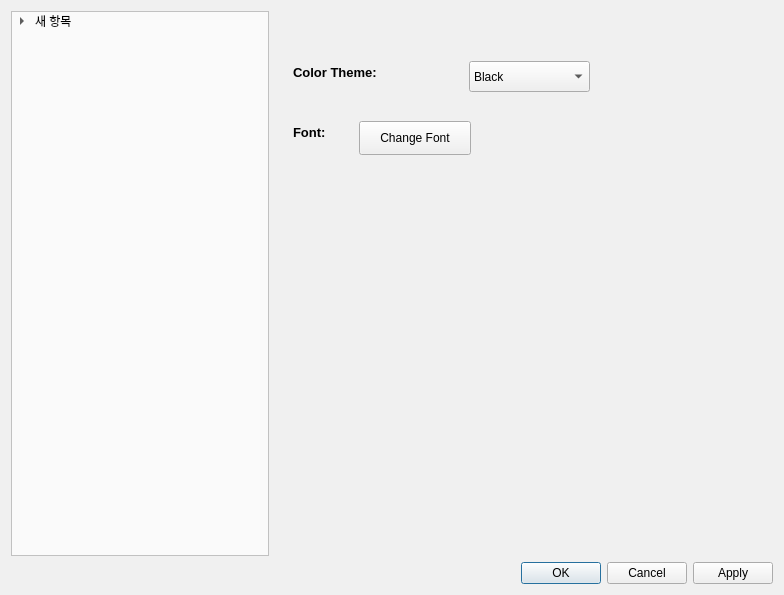
The window that Setting.ui (gkswlsdbal/Data-Visualization) describes before a commit, drawn with Qt 5.
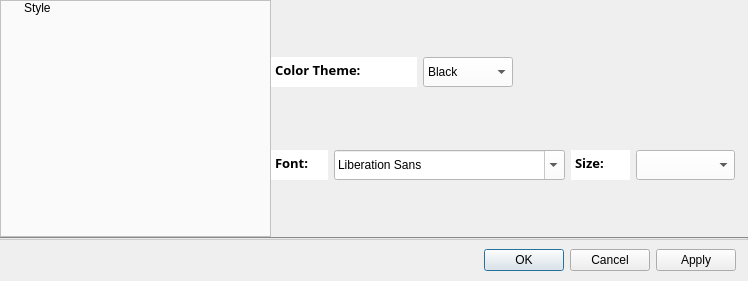
The same window after the commit.

```diff
--- a/Setting.ui
+++ b/Setting.ui
@@ -6,19 +6,48 @@
    <rect>
     <x>0</x>
     <y>0</y>
-    <width>784</width>
-    <height>595</height>
+    <width>748</width>
+    <height>281</height>
    </rect>
   </property>
   <property name="windowTitle">
    <string>Dialog</string>
   </property>
   <property name="styleSheet">
-   <string notr="true">background-color: rgb(240, 240, 240);</string>
+   <string notr="true"/>
   </property>
   <layout class="QGridLayout" name="gridLayout">
-   <item row="1" column="0">
+   <property name="leftMargin">
+    <number>0</number>
+   </property>
+   <property name="topMargin">
+    <number>0</number>
+   </property>
+   <property name="rightMargin">
+    <number>0</number>
+   </property>
+   <property name="bottomMargin">
+    <number>10</number>
+   </property>
+   <property name="horizontalSpacing">
+    <number>10</number>
+   </property>
+   <property name="verticalSpacing">
+    <number>9</number>
+   </property>
+   <item row="5" column="0">
+    <layout class="QVBoxLayout" name="buttonBoxLayout">
+     <property name="topMargin">
+      <number>0</number>
+     </property>
+     <property name="rightMargin">
+      <number>12</number>
+     </property>
+     <item>
     <widget class="QDialogButtonBox" name="buttonBox">
+       <property name="styleSheet">
+        <string notr="true"/>
+       </property>
      <property name="orientation">
       <enum>Qt::Horizontal</enum>
      </property>
@@ -27,8 +56,24 @@
      </property>
     </widget>
    </item>
-   <item row="0" column="0">
+    </layout>
+   </item>
+   <item row="1" column="0">
+    <layout class="QVBoxLayout" name="topLayout">
+     <property name="spacing">
+      <number>0</number>
+     </property>
+     <item>
     <widget class="QSplitter" name="splitter">
+       <property name="minimumSize">
+        <size>
+         <width>0</width>
+         <height>0</height>
+        </size>
+       </property>
+       <property name="styleSheet">
+        <string notr="true"/>
+       </property>
      <property name="lineWidth">
       <number>1</number>
      </property>
@@ -64,86 +109,41 @@
       </column>
       <item>
        <property name="text">
-        <string>새 항목</string>
-       </property>
-       <item>
-        <property name="text">
-         <string>Color theme</string>
-        </property>
-       </item>
-       <item>
-        <property name="text">
-         <string>CleanWidget</string>
-        </property>
-       </item>
-       <item>
-        <property name="text">
-         <string>AddOtherThings</string>
-        </property>
-       </item>
+          <string>Style</string>
+         </property>
       </item>
      </widget>
      <widget class="QWidget" name="setWidget" native="true">
       <property name="minimumSize">
        <size>
-        <width>500</width>
+          <width>350</width>
         <height>0</height>
        </size>
       </property>
       <property name="styleSheet">
-       <string notr="true">background-color: rgb(240, 240, 240);</string>
-      </property>
-      <widget class="QTextEdit" name="fontText">
-       <property name="geometry">
-        <rect>
-         <x>20</x>
-         <y>110</y>
-         <width>61</width>
-         <height>31</height>
-        </rect>
-       </property>
-       <property name="font">
-        <font>
-         <weight>75</weight>
-         <bold>true</bold>
-        </font>
-       </property>
-       <property name="frameShape">
-        <enum>QFrame::NoFrame</enum>
-       </property>
-       <property name="frameShadow">
-        <enum>QFrame::Sunken</enum>
-       </property>
-       <property name="verticalScrollBarPolicy">
-        <enum>Qt::ScrollBarAlwaysOff</enum>
-       </property>
-       <property name="horizontalScrollBarPolicy">
-        <enum>Qt::ScrollBarAlwaysOff</enum>
-       </property>
-       <property name="html">
-        <string>&lt;!DOCTYPE HTML PUBLIC &quot;-//W3C//DTD HTML 4.0//EN&quot; &quot;http://www.w3.org/TR/REC-html40/strict.dtd&quot;&gt;
-&lt;html&gt;&lt;head&gt;&lt;meta name=&quot;qrichtext&quot; content=&quot;1&quot; /&gt;&lt;style type=&quot;text/css&quot;&gt;
-p, li { white-space: pre-wrap; }
-&lt;/style&gt;&lt;/head&gt;&lt;body style=&quot; font-family:'Gulim'; font-size:9pt; font-weight:600; font-style:normal;&quot;&gt;
-&lt;p style=&quot; margin-top:0px; margin-bottom:0px; margin-left:0px; margin-right:0px; -qt-block-indent:0; text-indent:0px;&quot;&gt;&lt;span style=&quot; font-size:10pt;&quot;&gt;Font:&lt;/span&gt;&lt;/p&gt;&lt;/body&gt;&lt;/html&gt;</string>
-       </property>
-       <property name="textInteractionFlags">
-        <set>Qt::NoTextInteraction</set>
-       </property>
-      </widget>
+         <string notr="true"/>
+        </property>
+        <layout class="QVBoxLayout" name="verticalLayout_6">
+         <item>
+          <layout class="QHBoxLayout" name="colorLayout">
+           <property name="rightMargin">
+            <number>235</number>
+           </property>
+           <item>
       <widget class="QTextEdit" name="colorThemeText">
-       <property name="geometry">
-        <rect>
-         <x>20</x>
-         <y>50</y>
-         <width>171</width>
-         <height>31</height>
-        </rect>
+             <property name="maximumSize">
+              <size>
+               <width>146</width>
+               <height>30</height>
+              </size>
        </property>
        <property name="font">
         <font>
-         <weight>75</weight>
-         <bold>true</bold>
+               <family>맑은 고딕</family>
+               <pointsize>10</pointsize>
+               <weight>50</weight>
+               <italic>false</italic>
+               <bold>false</bold>
         </font>
        </property>
        <property name="frameShape">
@@ -162,21 +162,25 @@
         <string>&lt;!DOCTYPE HTML PUBLIC &quot;-//W3C//DTD HTML 4.0//EN&quot; &quot;http://www.w3.org/TR/REC-html40/strict.dtd&quot;&gt;
 &lt;html&gt;&lt;head&gt;&lt;meta name=&quot;qrichtext&quot; content=&quot;1&quot; /&gt;&lt;style type=&quot;text/css&quot;&gt;
 p, li { white-space: pre-wrap; }
-&lt;/style&gt;&lt;/head&gt;&lt;body style=&quot; font-family:'Gulim'; font-size:9pt; font-weight:600; font-style:normal;&quot;&gt;
-&lt;p style=&quot; margin-top:0px; margin-bottom:0px; margin-left:0px; margin-right:0px; -qt-block-indent:0; text-indent:0px;&quot;&gt;&lt;span style=&quot; font-size:10pt;&quot;&gt;Color Theme:&lt;/span&gt;&lt;/p&gt;&lt;/body&gt;&lt;/html&gt;</string>
+&lt;/style&gt;&lt;/head&gt;&lt;body style=&quot; font-family:'맑은 고딕'; font-size:10pt; font-weight:400; font-style:normal;&quot;&gt;
+&lt;p style=&quot; margin-top:0px; margin-bottom:0px; margin-left:0px; margin-right:0px; -qt-block-indent:0; text-indent:0px;&quot;&gt;&lt;span style=&quot; font-family:'Gulim'; font-weight:600;&quot;&gt;Color Theme:&lt;/span&gt;&lt;/p&gt;&lt;/body&gt;&lt;/html&gt;</string>
        </property>
        <property name="textInteractionFlags">
         <set>Qt::NoTextInteraction</set>
        </property>
       </widget>
+           </item>
+           <item>
       <widget class="QComboBox" name="bgcCombo">
-       <property name="geometry">
-        <rect>
-         <x>200</x>
-         <y>50</y>
-         <width>121</width>
-         <height>31</height>
-        </rect>
+             <property name="maximumSize">
+              <size>
+               <width>100</width>
+               <height>30</height>
+              </size>
+             </property>
+             <property name="styleSheet">
+              <string notr="true">background-color: rgb(255, 255, 255);
+color: rgb(0, 0, 0);</string>
        </property>
        <property name="currentText">
         <string>Black</string>
@@ -202,27 +206,153 @@
         </property>
        </item>
       </widget>
-      <widget class="QPushButton" name="fontBtn">
-       <property name="geometry">
-        <rect>
-         <x>90</x>
-         <y>110</y>
-         <width>112</width>
-         <height>34</height>
-        </rect>
-       </property>
-       <property name="sizePolicy">
-        <sizepolicy hsizetype="Preferred" vsizetype="Preferred">
-         <horstretch>0</horstretch>
-         <verstretch>0</verstretch>
-        </sizepolicy>
-       </property>
-       <property name="text">
-        <string>Change Font</string>
-       </property>
-      </widget>
-     </widget>
-    </widget>
+           </item>
+          </layout>
+         </item>
+         <item>
+          <layout class="QHBoxLayout" name="fontLayout">
+           <property name="rightMargin">
+            <number>13</number>
+           </property>
+           <item>
+            <widget class="QTextEdit" name="fontText">
+             <property name="maximumSize">
+              <size>
+               <width>57</width>
+               <height>30</height>
+              </size>
+             </property>
+             <property name="font">
+              <font>
+               <family>맑은 고딕</family>
+               <pointsize>10</pointsize>
+               <weight>50</weight>
+               <italic>false</italic>
+               <bold>false</bold>
+              </font>
+             </property>
+             <property name="frameShape">
+              <enum>QFrame::NoFrame</enum>
+             </property>
+             <property name="frameShadow">
+              <enum>QFrame::Sunken</enum>
+             </property>
+             <property name="verticalScrollBarPolicy">
+              <enum>Qt::ScrollBarAlwaysOff</enum>
+             </property>
+             <property name="horizontalScrollBarPolicy">
+              <enum>Qt::ScrollBarAlwaysOff</enum>
+             </property>
+             <property name="html">
+              <string>&lt;!DOCTYPE HTML PUBLIC &quot;-//W3C//DTD HTML 4.0//EN&quot; &quot;http://www.w3.org/TR/REC-html40/strict.dtd&quot;&gt;
+&lt;html&gt;&lt;head&gt;&lt;meta name=&quot;qrichtext&quot; content=&quot;1&quot; /&gt;&lt;style type=&quot;text/css&quot;&gt;
+p, li { white-space: pre-wrap; }
+&lt;/style&gt;&lt;/head&gt;&lt;body style=&quot; font-family:'맑은 고딕'; font-size:10pt; font-weight:400; font-style:normal;&quot;&gt;
+&lt;p style=&quot; margin-top:0px; margin-bottom:0px; margin-left:0px; margin-right:0px; -qt-block-indent:0; text-indent:0px;&quot;&gt;&lt;span style=&quot; font-family:'Gulim'; font-weight:600;&quot;&gt;Font:&lt;/span&gt;&lt;/p&gt;&lt;/body&gt;&lt;/html&gt;</string>
+             </property>
+             <property name="textInteractionFlags">
+              <set>Qt::NoTextInteraction</set>
+             </property>
+            </widget>
+           </item>
+           <item>
+            <widget class="QFontComboBox" name="fontCombo">
+             <property name="maximumSize">
+              <size>
+               <width>300</width>
+               <height>30</height>
+              </size>
+             </property>
+             <property name="styleSheet">
+              <string notr="true">background-color: rgb(255, 255, 255);
+color: rgb(0, 0, 0);</string>
+             </property>
+            </widget>
+           </item>
+           <item>
+            <widget class="QTextEdit" name="sizeText">
+             <property name="minimumSize">
+              <size>
+               <width>0</width>
+               <height>0</height>
+              </size>
+             </property>
+             <property name="maximumSize">
+              <size>
+               <width>59</width>
+               <height>30</height>
+              </size>
+             </property>
+             <property name="font">
+              <font>
+               <family>맑은 고딕</family>
+               <pointsize>10</pointsize>
+               <weight>50</weight>
+               <italic>false</italic>
+               <bold>false</bold>
+              </font>
+             </property>
+             <property name="frameShape">
+              <enum>QFrame::NoFrame</enum>
+             </property>
+             <property name="frameShadow">
+              <enum>QFrame::Sunken</enum>
+             </property>
+             <property name="verticalScrollBarPolicy">
+              <enum>Qt::ScrollBarAlwaysOff</enum>
+             </property>
+             <property name="horizontalScrollBarPolicy">
+              <enum>Qt::ScrollBarAlwaysOff</enum>
+             </property>
+             <property name="html">
+              <string>&lt;!DOCTYPE HTML PUBLIC &quot;-//W3C//DTD HTML 4.0//EN&quot; &quot;http://www.w3.org/TR/REC-html40/strict.dtd&quot;&gt;
+&lt;html&gt;&lt;head&gt;&lt;meta name=&quot;qrichtext&quot; content=&quot;1&quot; /&gt;&lt;style type=&quot;text/css&quot;&gt;
+p, li { white-space: pre-wrap; }
+&lt;/style&gt;&lt;/head&gt;&lt;body style=&quot; font-family:'맑은 고딕'; font-size:10pt; font-weight:400; font-style:normal;&quot;&gt;
+&lt;p style=&quot; margin-top:0px; margin-bottom:0px; margin-left:0px; margin-right:0px; -qt-block-indent:0; text-indent:0px;&quot;&gt;&lt;span style=&quot; font-family:'Gulim'; font-weight:600;&quot;&gt;Size:&lt;/span&gt;&lt;/p&gt;&lt;/body&gt;&lt;/html&gt;</string>
+             </property>
+             <property name="textInteractionFlags">
+              <set>Qt::NoTextInteraction</set>
+             </property>
+            </widget>
+           </item>
+           <item>
+            <widget class="QComboBox" name="sizeCombo">
+             <property name="maximumSize">
+              <size>
+               <width>203</width>
+               <height>30</height>
+              </size>
+             </property>
+             <property name="styleSheet">
+              <string notr="true">background-color: rgb(255, 255, 255);
+color: rgb(0, 0, 0);</string>
+             </property>
+             <property name="maxVisibleItems">
+              <number>5</number>
+             </property>
+             <property name="maxCount">
+              <number>50</number>
+             </property>
+            </widget>
+           </item>
+          </layout>
+         </item>
+        </layout>
+       </widget>
+      </widget>
+     </item>
+     <item>
+      <widget class="Line" name="line">
+       <property name="styleSheet">
+        <string notr="true">background-color: #cccccc</string>
+       </property>
+       <property name="orientation">
+        <enum>Qt::Horizontal</enum>
+       </property>
+      </widget>
+     </item>
+    </layout>
    </item>
   </layout>
  </widget>
```
Left out of the diff: 11 changed lines with no effect on the pictures. Lines whose indentation alone changed are shown as unchanged.
